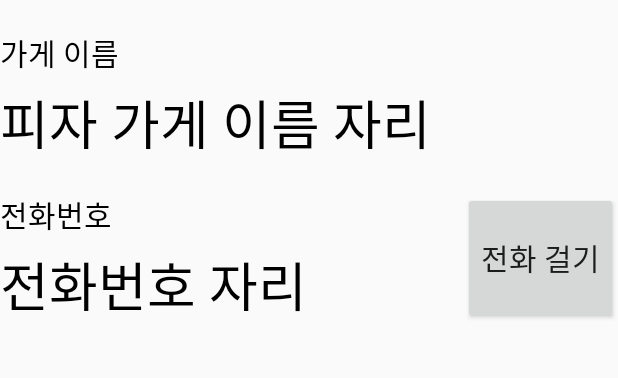
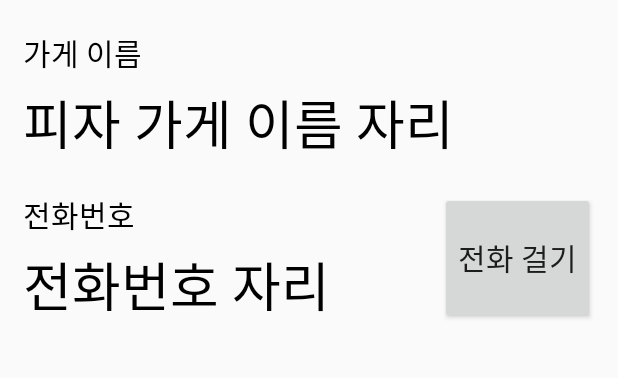
Before and after one commit to potential20/20200320_02_PizzaStoreList, an Android app: the PizzaStoreDetailActivity screen opened directly, with no data from a screen before it, on a phone screen of 412 x 824 dp, the part 339-717 px from its top. Run offline under Robolectric (Android 15) with nearby library versions, the phone set to English and light mode, and no system bars; our stand-ins replace CircleImageView, data binding.

Commit message:
ID 부여 + 여백 조정 완료

```diff
--- a/app/src/main/res/layout/activity_pizza_store_detail.xml
+++ b/app/src/main/res/layout/activity_pizza_store_detail.xml
@@ -6,6 +6,8 @@
         android:layout_width="match_parent"
         android:layout_height="match_parent"
         android:orientation="vertical"
+        android:paddingRight="15dp"
+        android:paddingLeft="15dp"
         tools:context=".PizzaStoreDetailActivity">
 
         <LinearLayout
@@ -16,6 +18,7 @@
             android:gravity="center">
 
             <de.hdodenhof.circleimageview.CircleImageView
+                android:id="@+id/storeLogoImg"
                 android:layout_width="150dp"
                 android:layout_height="150dp"
                 app:civ_border_width="2dp"
@@ -32,6 +35,7 @@
             android:textSize="20sp"
             android:textColor="#000000"/>
         <TextView
+            android:id="@+id/storeNameTxt"
             android:layout_width="wrap_content"
             android:layout_height="wrap_content"
             android:text="피자 가게 이름 자리"
@@ -57,6 +61,7 @@
                     android:textSize="20sp"
                     android:textColor="#000000"/>
                 <TextView
+                    android:id="@+id/storePhoneTxt"
                     android:layout_width="wrap_content"
                     android:layout_height="wrap_content"
                     android:text="전화번호 자리"
@@ -72,6 +77,7 @@
                     android:layout_weight="1"/>
 
                  <Button
+                     android:id="@+id/callBtn"
                      android:textSize="20sp"
                      android:layout_width="wrap_content"
                      android:layout_height="match_parent"
```
